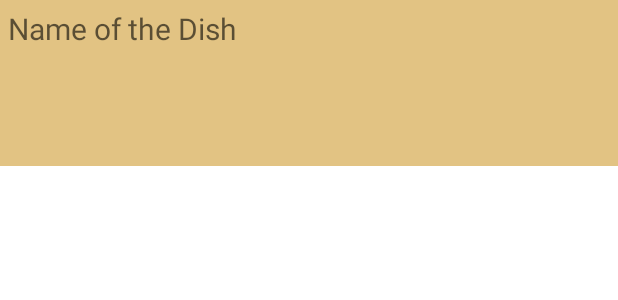
After one commit to Ahaan25/RecipeAppJava, an Android app: the layout list_row.xml on its own in the app's theme, with its tools: preview values and no code run, on a phone screen of 412 x 824 dp. The commit adds this screen. Shown: the top 300 px of the screen. Run offline under Robolectric (Android 15) with nearby library versions, the phone set to English and light mode, and no system bars.

Commit message:
Added basic functions

```diff
--- a/app/src/main/res/layout/activity_appetizer.xml
+++ b/app/src/main/res/layout/activity_appetizer.xml
@@ -7,4 +7,9 @@
     tools:context=".Appetizer"
     android:background="#e2c383">
 
+    <ListView
+        android:layout_width="match_parent"
+        android:layout_height="match_parent"
+        android:id="@+id/appetizerlist"/>
+
 </androidx.constraintlayout.widget.ConstraintLayout>
--- /dev/null
+++ b/app/src/main/res/layout/list_row.xml
@@ -0,0 +1,24 @@
+<?xml version="1.0" encoding="utf-8"?>
+<RelativeLayout xmlns:android="http://schemas.android.com/apk/res/android"
+    android:layout_width="fill_parent"
+    android:layout_height="wrap_content"
+    android:orientation="horizontal"
+    android:padding="5dip"
+    android:background="#e2c383">
+
+    <TextView
+        android:id="@+id/dishname"
+        android:layout_width="wrap_content"
+        android:layout_height="100dp"
+        android:hint="Name of the Dish"
+        android:textColor="@color/black"
+        android:textSize="20dp" />
+
+    <ImageView
+        android:layout_width="100dp"
+        android:layout_height="100dp"
+        android:layout_alignTop="@+id/dishname"
+        android:layout_alignParentRight="true"/>
+
+
+</RelativeLayout>
```
Also changed, not shown: app/src/main/AndroidManifest.xml (+26 -13 lines), app/src/main/java/com/example/recipeappjava/Appetizer.java (+11 -0 lines).
